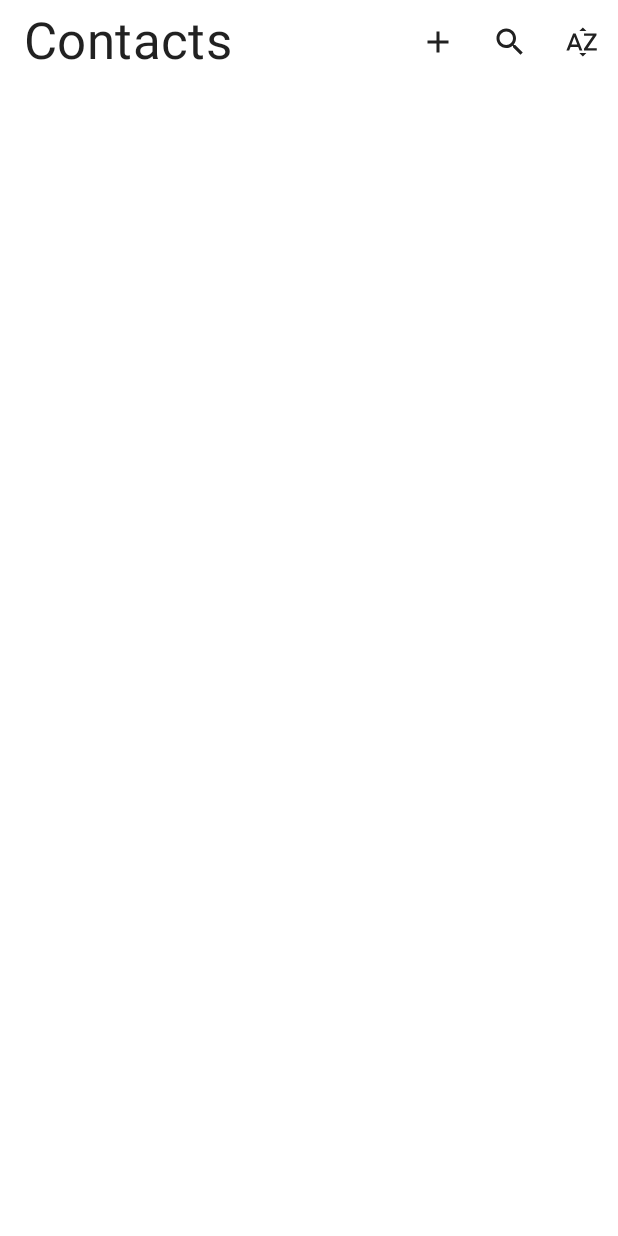
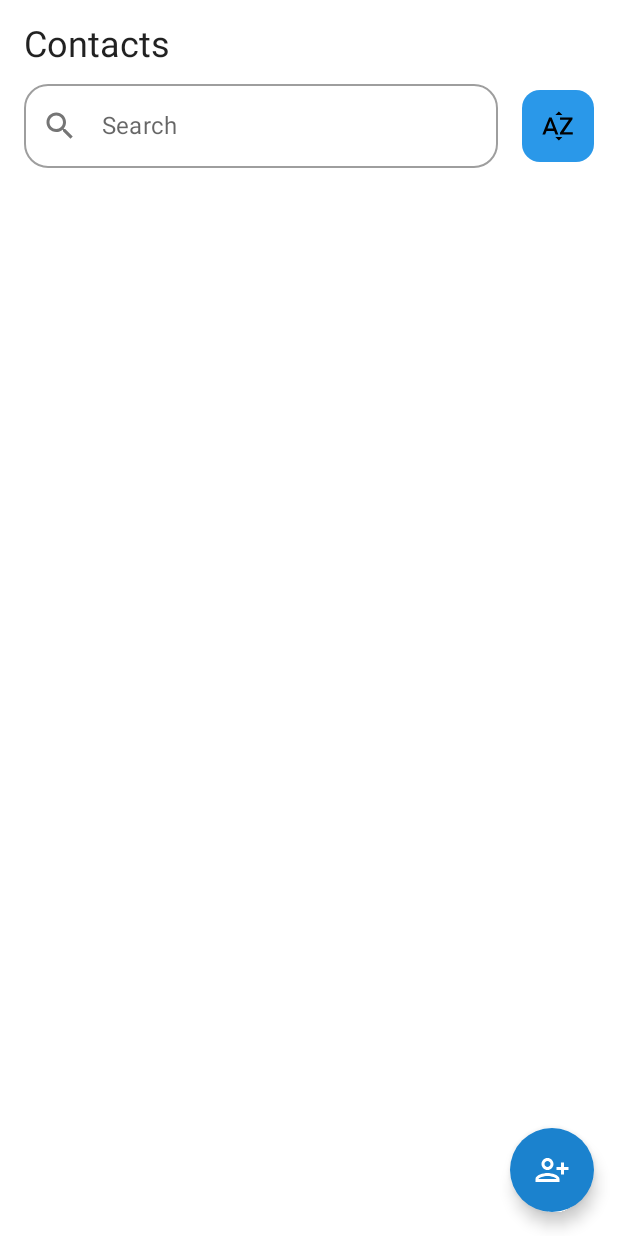
Before and after one commit to jefisu/Contacts, an Android app built with Jetpack Compose: the screen it shows after launch (MainActivity), on a phone screen of 412 x 824 dp. Run offline under Robolectric (Android 15) with nearby library versions, the phone set to English and light mode, and no system bars; our stand-ins replace Dagger/Hilt's generated code, Room's generated code.

Commit message:
Redesigned home screen

```diff
--- a/app/src/main/java/com/jefisu/contacts/core/MainActivity.kt
+++ b/app/src/main/java/com/jefisu/contacts/core/MainActivity.kt
@@ -6,13 +6,18 @@ import androidx.activity.compose.setContent
 import androidx.compose.animation.ExperimentalAnimationApi
 import androidx.compose.foundation.ExperimentalFoundationApi
 import androidx.compose.foundation.layout.fillMaxSize
-import androidx.compose.material.ExperimentalMaterialApi
-import androidx.compose.material.Scaffold
-import androidx.compose.material.rememberScaffoldState
+import androidx.compose.material.*
+import androidx.compose.material.icons.Icons
+import androidx.compose.material.icons.filled.PersonAddAlt
+import androidx.compose.runtime.getValue
 import androidx.compose.ui.Modifier
+import androidx.compose.ui.graphics.Color
+import androidx.navigation.compose.currentBackStackEntryAsState
 import androidx.navigation.compose.rememberNavController
 import com.jefisu.contacts.core.presentation.components.Navigation
 import com.jefisu.contacts.core.presentation.ui.theme.ContactsTheme
+import com.jefisu.contacts.core.presentation.ui.theme.NavyBlue
+import com.jefisu.contacts.core.presentation.util.Screen
 import dagger.hilt.android.AndroidEntryPoint
 
 @ExperimentalMaterialApi
@@ -25,11 +30,27 @@ class MainActivity : ComponentActivity() {
         setContent {
             ContactsTheme {
                 val navController = rememberNavController()
+                val navBackStackEntry by navController.currentBackStackEntryAsState()
                 val scaffoldState = rememberScaffoldState()
 
                 Scaffold(
                     scaffoldState = scaffoldState,
-                    modifier = Modifier.fillMaxSize()
+                    modifier = Modifier.fillMaxSize(),
+                    floatingActionButton = {
+                        val enabledFab = navBackStackEntry?.destination?.route in listOf(Screen.Home.route)
+                        if (enabledFab) {
+                            FloatingActionButton(
+                                onClick = { navController.navigate(Screen.AddEdit.route) },
+                                backgroundColor = NavyBlue
+                            ) {
+                                Icon(
+                                    imageVector = Icons.Default.PersonAddAlt,
+                                    contentDescription = "Add contact",
+                                    tint = Color.White
+                                )
+                            }
+                        }
+                    }
                 ) {
                     Navigation(navController, scaffoldState)
                 }
--- a/app/src/main/java/com/jefisu/contacts/core/presentation/components/StandardTopBar.kt
+++ /dev/null
@@ -1,57 +0,0 @@
-package com.jefisu.contacts.core.presentation.components
-
-import androidx.compose.foundation.layout.Arrangement
-import androidx.compose.foundation.layout.Row
-import androidx.compose.foundation.layout.fillMaxWidth
-import androidx.compose.foundation.layout.padding
-import androidx.compose.material.Icon
-import androidx.compose.material.IconButton
-import androidx.compose.material.MaterialTheme
-import androidx.compose.material.Text
-import androidx.compose.material.icons.Icons
-import androidx.compose.material.icons.filled.Search
-import androidx.compose.material.icons.filled.SortByAlpha
-import androidx.compose.runtime.Composable
-import androidx.compose.ui.Alignment
-import androidx.compose.ui.Modifier
-import androidx.compose.ui.graphics.vector.ImageVector
-import androidx.compose.ui.unit.dp
-
-@Composable
-fun StandardTopBar(
-    title: String,
-    icon: ImageVector,
-    onClick: () -> Unit = {},
-    onNavigateSearch: () -> Unit = {},
-    onSortClick: () -> Unit = {}
-) {
-    Row(
-        horizontalArrangement = Arrangement.SpaceBetween,
-        verticalAlignment = Alignment.CenterVertically,
-        modifier = Modifier
-            .fillMaxWidth()
-            .padding(start = 16.dp, top = 4.dp)
-    ) {
-        Text(text = title, style = MaterialTheme.typography.h4)
-        Row {
-            IconButton(onClick = onClick) {
-                Icon(
-                    imageVector = icon,
-                    contentDescription = "Add/sortBy contact"
-                )
-            }
-            IconButton(onClick = onNavigateSearch) {
-                Icon(
-                    imageVector = Icons.Default.Search,
-                    contentDescription = "Search contact"
-                )
-            }
-            IconButton(onClick = onSortClick) {
-                Icon(
-                    imageVector = Icons.Default.SortByAlpha,
-                    contentDescription = "Sort contact"
-                )
-            }
-        }
-    }
-}
--- a/app/src/main/java/com/jefisu/contacts/core/presentation/ui/theme/Color.kt
+++ b/app/src/main/java/com/jefisu/contacts/core/presentation/ui/theme/Color.kt
@@ -1,4 +1,4 @@
-package com.jefisu.contacts.core.theme
+package com.jefisu.contacts.core.presentation.ui.theme
 
 import androidx.compose.ui.graphics.Color
 
@@ -6,3 +6,6 @@ val Purple200 = Color(0xFFBB86FC)
 val Purple500 = Color(0xFF6200EE)
 val Purple700 = Color(0xFF3700B3)
 val Teal200 = Color(0xFF03DAC5)
+
+val BlueAlternative = Color(0xFF2A98E9)
+val NavyBlue = Color(0xFF1B82CE)
--- a/app/src/main/java/com/jefisu/contacts/core/presentation/ui/theme/Theme.kt
+++ b/app/src/main/java/com/jefisu/contacts/core/presentation/ui/theme/Theme.kt
@@ -5,10 +5,6 @@ import androidx.compose.material.MaterialTheme
 import androidx.compose.material.darkColors
 import androidx.compose.material.lightColors
 import androidx.compose.runtime.Composable
-import com.jefisu.contacts.core.theme.Purple200
-import com.jefisu.contacts.core.theme.Purple500
-import com.jefisu.contacts.core.theme.Purple700
-import com.jefisu.contacts.core.theme.Teal200
 
 private val DarkColorPalette = darkColors(
     primary = Purple200,
--- a/app/src/main/java/com/jefisu/contacts/features_contacts/presentation/home/HomeEvent.kt
+++ b/app/src/main/java/com/jefisu/contacts/features_contacts/presentation/home/HomeEvent.kt
@@ -7,7 +7,6 @@ sealed class HomeEvent {
     data class AddRemoveFavorite(val selected: Boolean, val contact: Contact) : HomeEvent()
     data class DeleteContact(val contact: Contact) : HomeEvent()
     data class Order(val contactOrder: ContactOrder) : HomeEvent()
-    object ToggleOrderSection : HomeEvent()
     data class ClearResearchText(val text: String = "") : HomeEvent()
     data class OnFilterContacts(val query: String) : HomeEvent()
 }
--- a/app/src/main/java/com/jefisu/contacts/features_contacts/presentation/home/HomeScreen.kt
+++ b/app/src/main/java/com/jefisu/contacts/features_contacts/presentation/home/HomeScreen.kt
@@ -2,16 +2,17 @@ package com.jefisu.contacts.features_contacts.presentation.home
 
 import androidx.compose.animation.ExperimentalAnimationApi
 import androidx.compose.foundation.ExperimentalFoundationApi
+import androidx.compose.foundation.background
 import androidx.compose.foundation.clickable
 import androidx.compose.foundation.layout.*
 import androidx.compose.foundation.lazy.LazyColumn
 import androidx.compose.foundation.lazy.items
 import androidx.compose.foundation.shape.RoundedCornerShape
-import androidx.compose.material.ExperimentalMaterialApi
-import androidx.compose.material.MaterialTheme
+import androidx.compose.material.*
 import androidx.compose.material.icons.Icons
-import androidx.compose.material.icons.filled.Add
-import androidx.compose.runtime.*
+import androidx.compose.material.icons.filled.SortByAlpha
+import androidx.compose.runtime.Composable
+import androidx.compose.ui.Alignment
 import androidx.compose.ui.Modifier
 import androidx.compose.ui.draw.clip
 import androidx.compose.ui.res.stringResource
@@ -19,12 +20,11 @@ import androidx.compose.ui.unit.dp
 import androidx.hilt.navigation.compose.hiltViewModel
 import androidx.navigation.NavController
 import com.jefisu.contacts.R
-import com.jefisu.contacts.core.presentation.components.EnterAnimation
-import com.jefisu.contacts.core.presentation.components.StandardTopBar
+import com.jefisu.contacts.core.presentation.ui.theme.BlueAlternative
 import com.jefisu.contacts.core.presentation.ui.theme.spacing
 import com.jefisu.contacts.core.presentation.util.Screen
+import com.jefisu.contacts.features_contacts.domain.util.OrderType
 import com.jefisu.contacts.features_contacts.presentation.home.components.ContactItem
-import com.jefisu.contacts.features_contacts.presentation.home.components.OrderSection
 import com.jefisu.contacts.features_contacts.presentation.home.components.SearchTextField
 
 @OptIn(ExperimentalAnimationApi::class)
@@ -35,53 +35,58 @@ fun HomeScreen(
     navController: NavController,
     viewModel: HomeViewModel = hiltViewModel()
 ) {
-    var isResearchedEnabled by remember { mutableStateOf(false) }
-    Column(modifier = Modifier.fillMaxWidth()) {
-        when (isResearchedEnabled) {
-            false -> StandardTopBar(
-                title = stringResource(R.string.app_name),
-                icon = Icons.Default.Add,
-                onClick = { navController.navigate(Screen.AddEdit.route) },
-                onNavigateSearch = { isResearchedEnabled = true },
-                onSortClick = { viewModel.onEvent(HomeEvent.ToggleOrderSection) }
+    val state = viewModel.state
+    Column(
+        verticalArrangement = Arrangement.spacedBy(12.dp),
+        modifier = Modifier
+            .fillMaxWidth()
+            .padding(
+                start = MaterialTheme.spacing.medium,
+                top = MaterialTheme.spacing.medium,
+                end = MaterialTheme.spacing.medium,
+                bottom = MaterialTheme.spacing.extraSmall
             )
-            true -> EnterAnimation {
+    ) {
+        Text(text = stringResource(id = R.string.app_name), style = MaterialTheme.typography.h5)
+        Row(
+            horizontalArrangement = Arrangement.spacedBy(MaterialTheme.spacing.medium),
+            verticalAlignment = Alignment.CenterVertically,
+            modifier = Modifier.fillMaxWidth()
+        ) {
             SearchTextField(
-                    text = viewModel.state.query,
+                text = state.query,
                 onTextChange = { viewModel.onEvent(HomeEvent.OnFilterContacts(it)) },
                 hint = "Search",
                 onClickClearText = { viewModel.onEvent(HomeEvent.ClearResearchText()) },
-                    onClickBack = { isResearchedEnabled = false },
                 modifier = Modifier
                     .fillMaxWidth()
-                        .padding(MaterialTheme.spacing.small)
+                    .weight(0.9f)
+            )
+            IconButton(
+                onClick = {
+                    if (state.contactOrder.orderType != OrderType.Ascending) {
+                        viewModel.onEvent(HomeEvent.Order(state.contactOrder.copy(OrderType.Ascending)))
+                    } else {
+                        viewModel.onEvent(HomeEvent.Order(state.contactOrder.copy(OrderType.Descending)))
+                    }
+                },
+                modifier = Modifier
+                    .clip(RoundedCornerShape(12.dp))
+                    .background(BlueAlternative)
+            ) {
+                Icon(
+                    imageVector = Icons.Default.SortByAlpha,
+                    contentDescription = "Sort contacts",
+                    tint = MaterialTheme.colors.onSurface
                 )
             }
         }
-        if (!viewModel.state.isOrderSectionVisible) {
-            Spacer(modifier = Modifier.height(8.dp))
-        }
-        EnterAnimation(
-            isVisible = viewModel.state.isOrderSectionVisible,
-            content = {
-                OrderSection(
-                    contactOrder = viewModel.state.contactOrder,
-                    onOrderChange = { viewModel.onEvent(HomeEvent.Order(it)) },
-                    modifier = Modifier
-                        .fillMaxWidth()
-                        .padding(horizontal = MaterialTheme.spacing.medium)
-                )
-            }
-        )
-        if (viewModel.state.isOrderSectionVisible) {
-            Spacer(modifier = Modifier.height(12.dp))
-        }
-        LazyColumn(
-            verticalArrangement = Arrangement.spacedBy(12.dp)
-        ) {
-            items(viewModel.state.contacts) {
+        LazyColumn {
+            state.contacts.forEach { (letter, contacts) ->
+                items(contacts) {
                     ContactItem(
                         contact = it,
+                        initialLetter = letter,
                         onSwipedDelete = { viewModel.onEvent(HomeEvent.DeleteContact(it)) },
                         onFavoriteClick = {
                             viewModel.onEvent(
@@ -93,13 +98,18 @@ fun HomeScreen(
                         },
                         modifier = Modifier
                             .fillMaxWidth()
-                        .padding(horizontal = 12.dp)
                             .clip(RoundedCornerShape(10.dp))
                             .clickable {
                                 navController.navigate(Screen.AddEdit.navArg(it.id))
                             }
                     )
+                    Spacer(modifier = Modifier.height(MaterialTheme.spacing.small))
+                }
+                item {
+                    Divider(modifier = Modifier.padding(horizontal = MaterialTheme.spacing.extraSmall))
+                    Spacer(modifier = Modifier.height(MaterialTheme.spacing.medium))
                 }
             }
         }
     }
+}
--- a/app/src/main/java/com/jefisu/contacts/features_contacts/presentation/home/HomeState.kt
+++ b/app/src/main/java/com/jefisu/contacts/features_contacts/presentation/home/HomeState.kt
@@ -5,8 +5,7 @@ import com.jefisu.contacts.features_contacts.domain.util.ContactOrder
 import com.jefisu.contacts.features_contacts.domain.util.OrderType
 
 data class HomeState(
-    val contacts: List<Contact> = emptyList(),
+    val contacts: Map<String, List<Contact>> = emptyMap(),
     val contactOrder: ContactOrder = ContactOrder.Name(OrderType.Descending),
-    val isOrderSectionVisible: Boolean = false,
     val query: String = ""
 )
--- a/app/src/main/java/com/jefisu/contacts/features_contacts/presentation/home/HomeViewModel.kt
+++ b/app/src/main/java/com/jefisu/contacts/features_contacts/presentation/home/HomeViewModel.kt
@@ -45,11 +45,6 @@ class HomeViewModel @Inject constructor(
                 }
                 getContacts(event.contactOrder)
             }
-            is HomeEvent.ToggleOrderSection -> {
-                state = state.copy(
-                    isOrderSectionVisible = !state.isOrderSectionVisible
-                )
-            }
             is HomeEvent.ClearResearchText -> {
                 state = state.copy(query = event.text)
                 getContacts()
@@ -73,7 +68,7 @@ class HomeViewModel @Inject constructor(
         contactUseCase.getContacts(contactOrder)
             .onEach { contacts ->
                 state = state.copy(
-                    contacts = contacts,
+                    contacts = contacts.groupBy { it.name.first().uppercase() },
                     contactOrder = contactOrder
                 )
             }.launchIn(viewModelScope)
@@ -90,7 +85,7 @@ class HomeViewModel @Inject constructor(
                         it.name.lowercase().contains(query.lowercase())
                     }
                     state = state.copy(
-                        contacts = filteredContacts
+                        contacts = filteredContacts.groupBy { it.name.first().uppercase() }
                     )
                 }
                 .launchIn(this)
--- a/build.gradle
+++ b/build.gradle
@@ -1,15 +1,15 @@
 buildscript {
     ext {
-        compose_version = '1.0.5'
+        compose_version = '1.1.1'
     }
     dependencies {
-        classpath "com.google.dagger:hilt-android-gradle-plugin:2.38.1"
+        classpath "com.google.dagger:hilt-android-gradle-plugin:2.40.5"
     }
 }// Top-level build file where you can add configuration options common to all sub-projects/modules.
 plugins {
     id 'com.android.application' version '7.1.1' apply false
     id 'com.android.library' version '7.1.1' apply false
-    id 'org.jetbrains.kotlin.android' version '1.5.31' apply false
+    id 'org.jetbrains.kotlin.android' version '1.6.10' apply false
 }
 
 task clean(type: Delete) {
```
Also changed, not shown: app/build.gradle (+9 -9 lines), app/src/main/java/com/jefisu/contacts/core/presentation/components/IconButtonAnimation.kt (+5 -5 lines), app/src/main/java/com/jefisu/contacts/features_contacts/presentation/home/components/ContactItem.kt (+19 -22 lines), app/src/main/java/com/jefisu/contacts/features_contacts/presentation/home/components/DefaultRadioButton.kt (deleted, +0 -37 lines), app/src/main/java/com/jefisu/contacts/features_contacts/presentation/home/components/OrderSection.kt (deleted, +0 -35 lines), app/src/main/java/com/jefisu/contacts/features_contacts/presentation/home/components/SearchTextField.kt (+12 -25 lines). Lines whose indentation alone changed are shown as unchanged.
